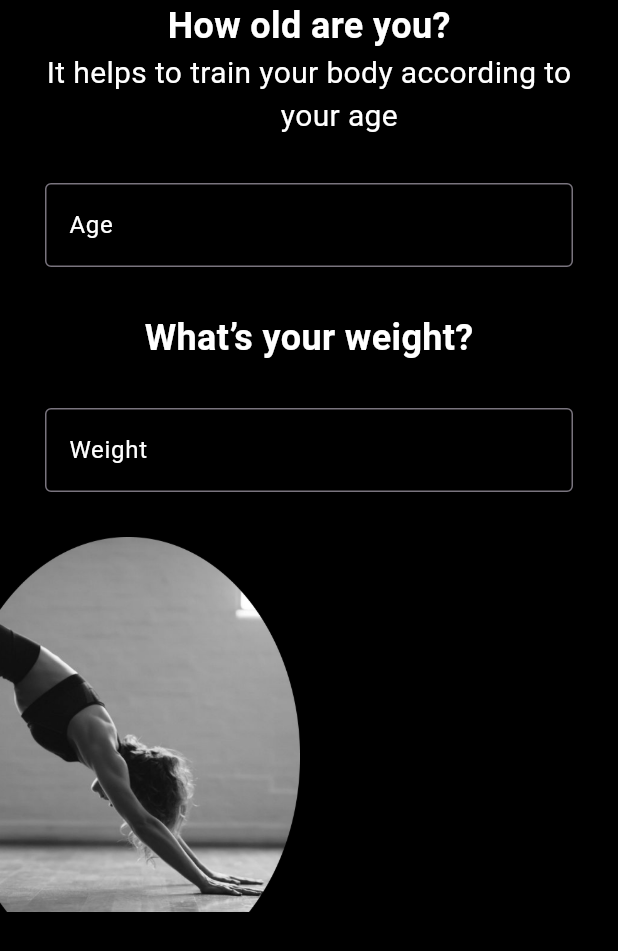
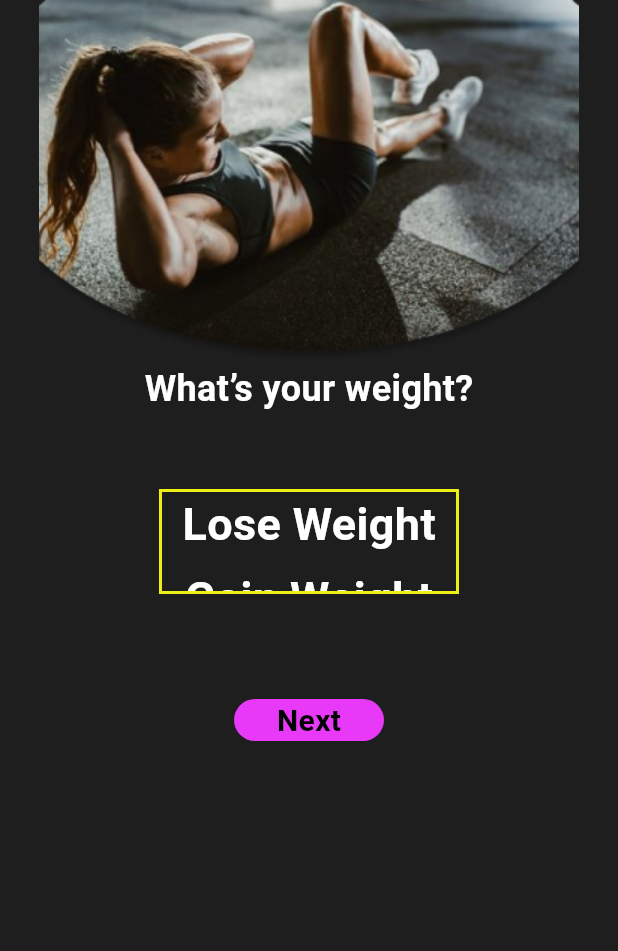
Before and after one commit to iam-talhaa/Fitness_App_UI, a Flutter app: the screen it shows after launch, on a phone screen of 412 x 824 dp. Shown: the top 951 px of the screen. Run offline on Flutter 3.47's test engine with Material 3 defaults, Android fonts, the light colour scheme and no system bars; our stand-ins replace fluttertoast, google_fonts; Roboto replaces fonts that are missing (Literata).

Commit message:
Goal Screen

```diff
--- a/lib/main.dart
+++ b/lib/main.dart
@@ -1,3 +1,4 @@
+import 'package:fitness_app/ui/Goal_screen.dart';
 import 'package:fitness_app/ui/information_Screen.dart';
 
 import 'package:flutter/material.dart';
@@ -18,7 +19,7 @@ class _FitnessState extends State<Fitness> {
   Widget build(BuildContext context) {
     return const MaterialApp(
       debugShowCheckedModeBanner: false,
-      home: InformationScreen(),
+      home: GoalPage(),
     );
   }
 }
--- a/lib/res/Resources.dart
+++ b/lib/res/Resources.dart
@@ -1,7 +1,9 @@
 import 'package:flutter/material.dart';
 
-const greenColor = Color(0xff130EF1);
+const blueColor = Color(0xff130EF1);
 const redColor = Color(0xffFA0000);
 const pinkColor = Color(0xffE839F8);
 const whiteColor = Color(0xffFFFFFF);
 const greyColor = Color(0xffEAE4E4);
+const blackColor = Color(0xff1E1E1E);
+const yellowColor = Color(0xffEBEF14);
--- /dev/null
+++ b/lib/ui/Goal_screen.dart
@@ -0,0 +1,67 @@
+import 'package:fitness_app/res/Resources.dart';
+import 'package:fitness_app/widgets/C_button.dart';
+import 'package:flutter/material.dart';
+import 'package:google_fonts/google_fonts.dart';
+
+class GoalPage extends StatefulWidget {
+  const GoalPage({super.key});
+
+  @override
+  State<GoalPage> createState() => _GoalPageState();
+}
+
+class _GoalPageState extends State<GoalPage> {
+  List<String> goals = [
+    "Lose Weight",
+    "Gain Weight",
+    "Git Fitter",
+    "Learn Basic",
+  ];
+  @override
+  Widget build(BuildContext context) {
+    return Scaffold(
+      backgroundColor: blackColor,
+      body: Column(
+        children: [
+          Image(image: AssetImage("Assets/images/p21.png")),
+          Center(
+            child: Text(
+              'What’s your weight?',
+              style: GoogleFonts.literata(
+                  color: whiteColor, fontWeight: FontWeight.bold, fontSize: 24),
+            ),
+          ),
+          SizedBox(
+            height: 50,
+          ),
+          Container(
+            height: 70,
+            width: 200,
+            decoration:
+                BoxDecoration(border: Border.all(width: 2, color: yellowColor)),
+            child: ListView.builder(
+                itemCount: goals.length,
+                itemBuilder: (BuildContext context, index) {
+                  return Center(
+                    child: Padding(
+                      padding: const EdgeInsets.only(bottom: 6),
+                      child: Text(
+                        goals[index].toString(),
+                        style: TextStyle(
+                            color: whiteColor,
+                            fontSize: 30,
+                            fontWeight: FontWeight.bold),
+                      ),
+                    ),
+                  );
+                }),
+          ),
+          SizedBox(
+            height: 70,
+          ),
+          C_button(name: "Next", B_color: pinkColor, ontap: () {})
+        ],
+      ),
+    );
+  }
+}
--- a/lib/ui/information_Screen.dart
+++ b/lib/ui/information_Screen.dart
@@ -1,4 +1,5 @@
 import 'package:fitness_app/res/Resources.dart';
+import 'package:fitness_app/widgets/C_button.dart';
 import 'package:flutter/material.dart';
 import 'package:google_fonts/google_fonts.dart';
 
@@ -62,11 +63,15 @@ class _InformationScreenState extends State<InformationScreen> {
                         borderSide: BorderSide(color: whiteColor))),
               ),
             ),
+            Padding(
+              padding: const EdgeInsets.only(left: 200),
+              child: C_button(name: 'Next', B_color: blueColor, ontap: () {}),
+            ),
             Align(
               alignment: Alignment.bottomLeft,
               child: Image(
                   fit: BoxFit.fill,
-                  height: 250,
+                  height: 220,
                   width: 200,
                   image: AssetImage('Assets/images/p20.png')),
             )
--- a/pubspec.yaml
+++ b/pubspec.yaml
@@ -84,6 +84,7 @@ flutter:
     - Assets/images/L1.png
     - Assets/images/L2.png
     - Assets/images/p20.png
+    - Assets/images/p21.png
     - Assets/images/L3.png
     - Assets/images/g2.png
     - Assets/images/picture3.png
```
Also changed, not shown: Assets/images/p21.png (added), lib/ui/intoroduction_Screen.dart (added).
